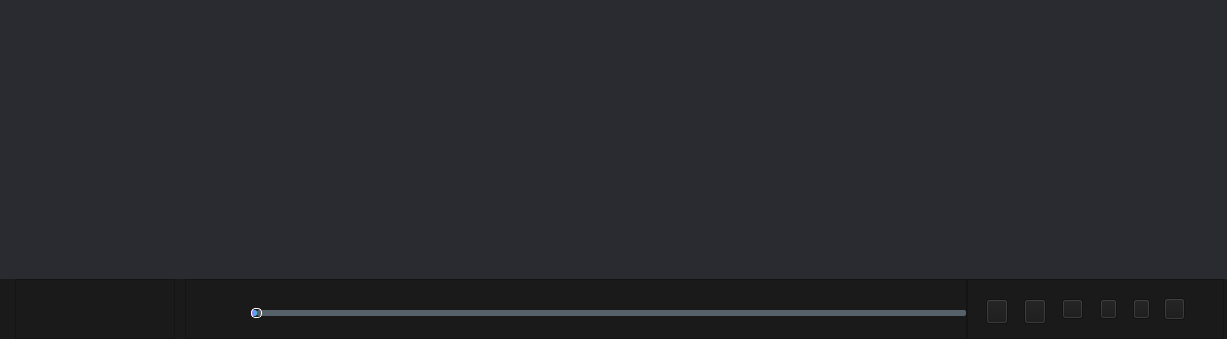
Old version of the form VideoPlayer/videomodels/MultipPlayer.ui in the repository huizhang556/pc-video-player.
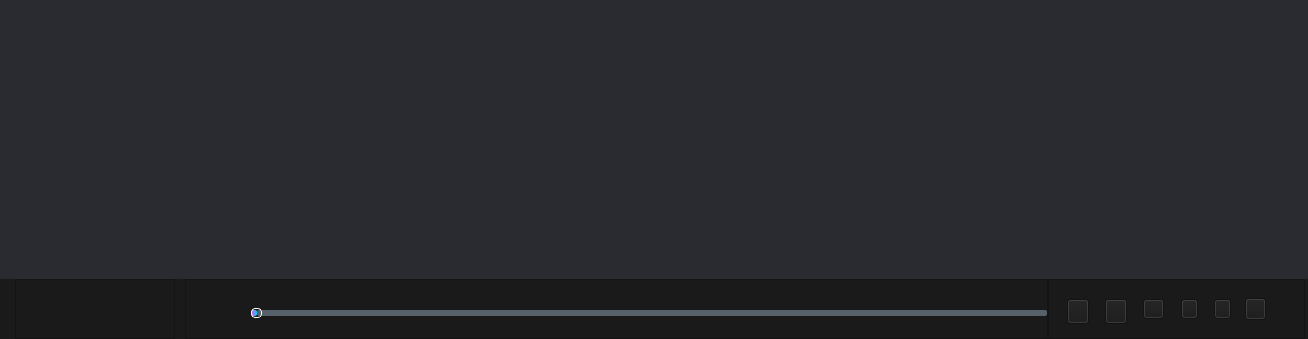
New version of the form. Icons and pictures are not drawn.

Patch:
```diff
--- a/VideoPlayer/videomodels/MultipPlayer.ui
+++ b/VideoPlayer/videomodels/MultipPlayer.ui
@@ -6,7 +6,7 @@
    <rect>
     <x>0</x>
     <y>0</y>
-    <width>1227</width>
+    <width>1308</width>
     <height>339</height>
    </rect>
   </property>
@@ -14,7 +14,7 @@
    <string>MultipPlayer</string>
   </property>
   <property name="styleSheet">
-   <string notr="true">background-color: #2a2a31;</string>
+   <string notr="true"/>
   </property>
   <layout class="QVBoxLayout" name="verticalLayout_2">
    <property name="spacing">
@@ -37,6 +37,18 @@
      <property name="spacing">
       <number>0</number>
      </property>
+     <property name="leftMargin">
+      <number>0</number>
+     </property>
+     <property name="topMargin">
+      <number>0</number>
+     </property>
+     <property name="rightMargin">
+      <number>0</number>
+     </property>
+     <property name="bottomMargin">
+      <number>0</number>
+     </property>
      <item>
       <widget class="QStackedWidget" name="stackedWidget">
        <property name="minimumSize">
@@ -48,8 +60,8 @@
        <property name="styleSheet">
         <string notr="true">QStackedWidget
 {
-background-color:#2a2a31;
 margin:0px;
+background-color:#2a2a31;
 }
 
 QStackedWidget::tab
```
